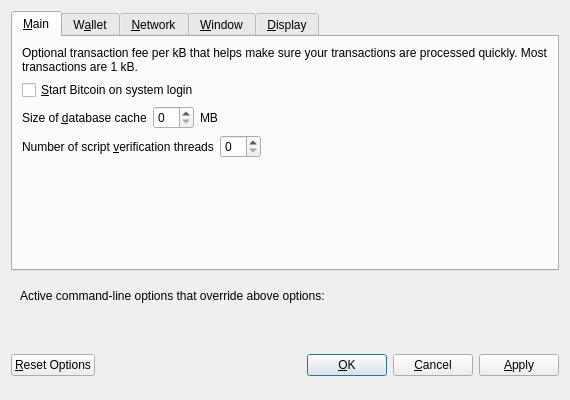
First picture: the form in src/qt/forms/optionsdialog.ui, repository Max-Coin/maxcoin-dev-staging, before the edit.
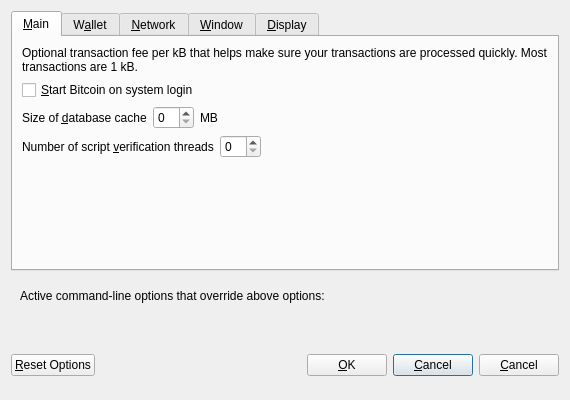
Second picture: the form after the edit. Custom widgets are drawn as their Qt base class.

```diff
--- a/src/qt/forms/optionsdialog.ui
+++ b/src/qt/forms/optionsdialog.ui
@@ -691,12 +691,15 @@
        <property name="autoDefault">
         <bool>false</bool>
        </property>
+       <property name="default">
+        <bool>true</bool>
+       </property>
       </widget>
      </item>
      <item>
       <widget class="QPushButton" name="applyButton">
        <property name="text">
-        <string>&amp;Apply</string>
+        <string>&amp;Cancel</string>
        </property>
        <property name="autoDefault">
         <bool>false</bool>
```
